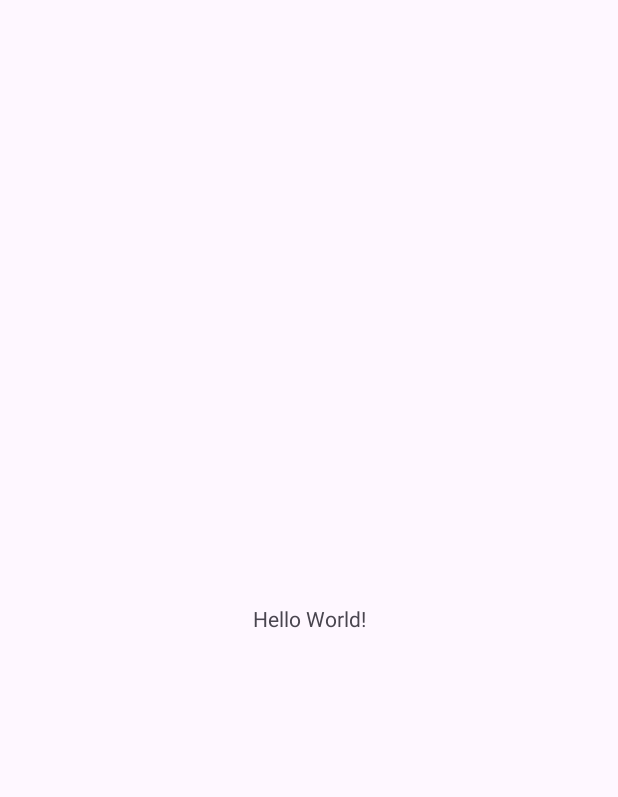
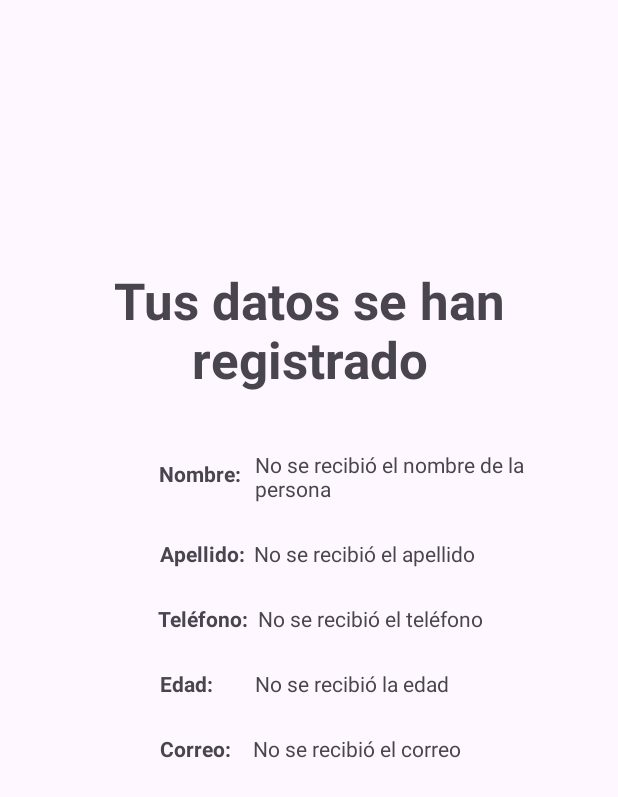
Before and after one commit to keithre19/Formulario, an Android app: the screen it shows after launch (MainActivity before the commit, ReceiveDataForm after it), on a phone screen of 412 x 824 dp. Before the commit the part shown is almost empty. Shown: the top 797 px of the screen. Run offline under Robolectric (Android 15) with nearby library versions, the phone set to English and light mode, and no system bars.

Commit message:
add receive data and modify design

```diff
--- a/app/src/main/java/com/example/formulario/MainActivity.kt
+++ b/app/src/main/java/com/example/formulario/MainActivity.kt
@@ -1,5 +1,6 @@
 package com.example.formulario
 
+import android.content.Intent
 import android.os.Bundle
 import androidx.activity.enableEdgeToEdge
 import androidx.appcompat.app.AppCompatActivity
@@ -16,5 +17,7 @@ class MainActivity : AppCompatActivity() {
             v.setPadding(systemBars.left, systemBars.top, systemBars.right, systemBars.bottom)
             insets
         }
+        val intent = Intent(this, ReceiveDataForm::class.java)
+        startActivity(intent)
     }
 }
--- a/app/src/main/java/com/example/formulario/ReceiveDataForm.kt
+++ b/app/src/main/java/com/example/formulario/ReceiveDataForm.kt
@@ -1,6 +1,7 @@
 package com.example.formulario
 
 import android.os.Bundle
+import android.widget.TextView
 import androidx.activity.enableEdgeToEdge
 import androidx.appcompat.app.AppCompatActivity
 import androidx.core.view.ViewCompat
@@ -16,5 +17,22 @@ class ReceiveDataForm : AppCompatActivity() {
             v.setPadding(systemBars.left, systemBars.top, systemBars.right, systemBars.bottom)
             insets
         }
+        var TextViewName: TextView = findViewById(R.id.textViewName)
+        var TextViewLastName: TextView = findViewById(R.id.textViewLastName)
+        var TextViewPhone: TextView = findViewById(R.id.textViewPhoneNumber)
+        var TextViewAge: TextView = findViewById(R.id.textViewAge)
+        var TextViewEmail: TextView = findViewById(R.id.textViewEmail)
+
+        val name = intent.getStringExtra("name") ?: "No se recibió el nombre de la persona"
+        val lastName = intent.getStringExtra("lastName") ?: "No se recibió el apellido"
+        val phone = intent.getStringExtra("phone") ?: "No se recibió el teléfono"
+        val age = intent.getStringExtra("age") ?: "No se recibió la edad"
+        val email = intent.getStringExtra("email") ?: "No se recibió el correo"
+
+        TextViewName.text = name
+        TextViewLastName.text = lastName
+        TextViewPhone.text = phone
+        TextViewAge.text = age
+        TextViewEmail.text = email
     }
 }
--- a/app/src/main/res/layout/activity_receive_data_form.xml
+++ b/app/src/main/res/layout/activity_receive_data_form.xml
@@ -9,60 +9,160 @@
 
     <TextView
         android:id="@+id/textViewName"
-        android:layout_width="wrap_content"
+        android:layout_width="0dp"
         android:layout_height="wrap_content"
+        android:layout_marginStart="6dp"
+        android:layout_marginEnd="32dp"
+        android:singleLine="false"
         android:text="TextView"
         app:layout_constraintBottom_toBottomOf="parent"
         app:layout_constraintEnd_toEndOf="parent"
+        app:layout_constraintHorizontal_bias="0.05"
+        app:layout_constraintStart_toEndOf="@+id/textView2"
+        app:layout_constraintTop_toTopOf="parent"
+        app:layout_constraintVertical_bias="0.38" />
+
+    <TextView
+        android:id="@+id/textViewLastName"
+        android:layout_width="0dp"
+        android:layout_height="wrap_content"
+        android:layout_marginStart="6dp"
+        android:layout_marginTop="24dp"
+        android:layout_marginEnd="32dp"
+        android:text="TextView"
+        app:layout_constraintBottom_toBottomOf="parent"
+        app:layout_constraintEnd_toEndOf="parent"
+        app:layout_constraintHorizontal_bias="0.05"
+        app:layout_constraintStart_toEndOf="@+id/textView3"
+        app:layout_constraintTop_toBottomOf="@+id/textViewName"
+        app:layout_constraintVertical_bias="0.0" />
+
+    <TextView
+        android:id="@+id/textViewPhoneNumber"
+        android:layout_width="0dp"
+        android:layout_height="wrap_content"
+        android:layout_marginStart="6dp"
+        android:layout_marginTop="24dp"
+        android:layout_marginEnd="32dp"
+        android:text="TextView"
+        app:layout_constraintBottom_toBottomOf="parent"
+        app:layout_constraintEnd_toEndOf="parent"
+        app:layout_constraintHorizontal_bias="0.05"
+        app:layout_constraintStart_toEndOf="@+id/textView4"
+        app:layout_constraintTop_toBottomOf="@+id/textViewLastName"
+        app:layout_constraintVertical_bias="0.0" />
+
+    <TextView
+        android:id="@+id/textViewAge"
+        android:layout_width="0dp"
+        android:layout_height="wrap_content"
+        android:layout_marginStart="6dp"
+        android:layout_marginTop="24dp"
+        android:layout_marginEnd="32dp"
+        android:text="TextView"
+        app:layout_constraintBottom_toBottomOf="parent"
+        app:layout_constraintEnd_toEndOf="parent"
+        app:layout_constraintHorizontal_bias="0.05"
+        app:layout_constraintStart_toEndOf="@+id/textView5"
+        app:layout_constraintTop_toBottomOf="@+id/textViewPhoneNumber"
+        app:layout_constraintVertical_bias="0.0" />
+
+    <TextView
+        android:id="@+id/textViewEmail"
+        android:layout_width="0dp"
+        android:layout_height="wrap_content"
+        android:layout_marginStart="6dp"
+        android:layout_marginTop="24dp"
+        android:layout_marginEnd="32dp"
+        android:text="TextView"
+        app:layout_constraintBottom_toBottomOf="parent"
+        app:layout_constraintEnd_toEndOf="parent"
+        app:layout_constraintHorizontal_bias="0.05"
+        app:layout_constraintStart_toEndOf="@+id/textView"
+        app:layout_constraintTop_toBottomOf="@+id/textViewAge"
+        app:layout_constraintVertical_bias="0.0" />
+
+    <TextView
+        android:id="@+id/textView2"
+        android:layout_width="wrap_content"
+        android:layout_height="wrap_content"
+        android:text="Nombre: "
+        android:textStyle="bold"
+        app:layout_constraintBottom_toBottomOf="parent"
+        app:layout_constraintEnd_toEndOf="parent"
+        app:layout_constraintHorizontal_bias="0.3"
         app:layout_constraintStart_toStartOf="parent"
         app:layout_constraintTop_toTopOf="parent"
         app:layout_constraintVertical_bias="0.38" />
 
     <TextView
-        android:id="@+id/textViewLastName"
+        android:id="@+id/textView3"
         android:layout_width="wrap_content"
         android:layout_height="wrap_content"
         android:layout_marginTop="24dp"
-        android:text="TextView"
+        android:text="Apellido:"
+        android:textStyle="bold"
         app:layout_constraintBottom_toBottomOf="parent"
         app:layout_constraintEnd_toEndOf="parent"
+        app:layout_constraintHorizontal_bias="0.3"
         app:layout_constraintStart_toStartOf="parent"
         app:layout_constraintTop_toBottomOf="@+id/textViewName"
         app:layout_constraintVertical_bias="0.0" />
 
     <TextView
-        android:id="@+id/textViewPhoneNumber"
+        android:id="@+id/textView4"
         android:layout_width="wrap_content"
         android:layout_height="wrap_content"
         android:layout_marginTop="24dp"
-        android:text="TextView"
+        android:text="Teléfono:"
+        android:textStyle="bold"
         app:layout_constraintBottom_toBottomOf="parent"
         app:layout_constraintEnd_toEndOf="parent"
+        app:layout_constraintHorizontal_bias="0.3"
         app:layout_constraintStart_toStartOf="parent"
         app:layout_constraintTop_toBottomOf="@+id/textViewLastName"
         app:layout_constraintVertical_bias="0.0" />
 
     <TextView
-        android:id="@+id/textViewAge"
-        android:layout_width="wrap_content"
-        android:layout_height="wrap_content"
+        android:id="@+id/textView5"
+        android:layout_width="57dp"
+        android:layout_height="21dp"
         android:layout_marginTop="24dp"
-        android:text="TextView"
+        android:text="Edad:"
+        android:textStyle="bold"
         app:layout_constraintBottom_toBottomOf="parent"
         app:layout_constraintEnd_toEndOf="parent"
+        app:layout_constraintHorizontal_bias="0.3"
         app:layout_constraintStart_toStartOf="parent"
         app:layout_constraintTop_toBottomOf="@+id/textViewPhoneNumber"
         app:layout_constraintVertical_bias="0.0" />
 
     <TextView
-        android:id="@+id/textViewEmail"
+        android:id="@+id/textView"
+        android:layout_width="56dp"
+        android:layout_height="17dp"
+        android:layout_marginTop="24dp"
+        android:text="Correo:"
+        android:textStyle="bold"
+        app:layout_constraintBottom_toBottomOf="parent"
+        app:layout_constraintEnd_toEndOf="parent"
+        app:layout_constraintHorizontal_bias="0.3"
+        app:layout_constraintStart_toStartOf="parent"
+        app:layout_constraintTop_toBottomOf="@+id/textViewAge"
+        app:layout_constraintVertical_bias="0.0" />
+
+    <TextView
+        android:id="@+id/textView6"
         android:layout_width="wrap_content"
         android:layout_height="wrap_content"
-        android:layout_marginTop="24dp"
-        android:text="TextView"
+        android:text="Tus datos se han registrado"
+        android:textAlignment="center"
+        android:textSize="34sp"
+        android:textStyle="bold"
         app:layout_constraintBottom_toBottomOf="parent"
         app:layout_constraintEnd_toEndOf="parent"
         app:layout_constraintStart_toStartOf="parent"
-        app:layout_constraintTop_toBottomOf="@+id/textViewAge"
-        app:layout_constraintVertical_bias="0.0" />
+        app:layout_constraintTop_toTopOf="parent"
+        app:layout_constraintVertical_bias="0.24000001" />
+
 </androidx.constraintlayout.widget.ConstraintLayout>
--- a/app/src/main/res/values/themes.xml
+++ b/app/src/main/res/values/themes.xml
@@ -3,6 +3,7 @@
     <style name="Base.Theme.Formulario" parent="Theme.Material3.DayNight.NoActionBar">
         <!-- Customize your light theme here. -->
         <!-- <item name="colorPrimary">@color/my_light_primary</item> -->
+
     </style>
 
     <style name="Theme.Formulario" parent="Base.Theme.Formulario" />
```
